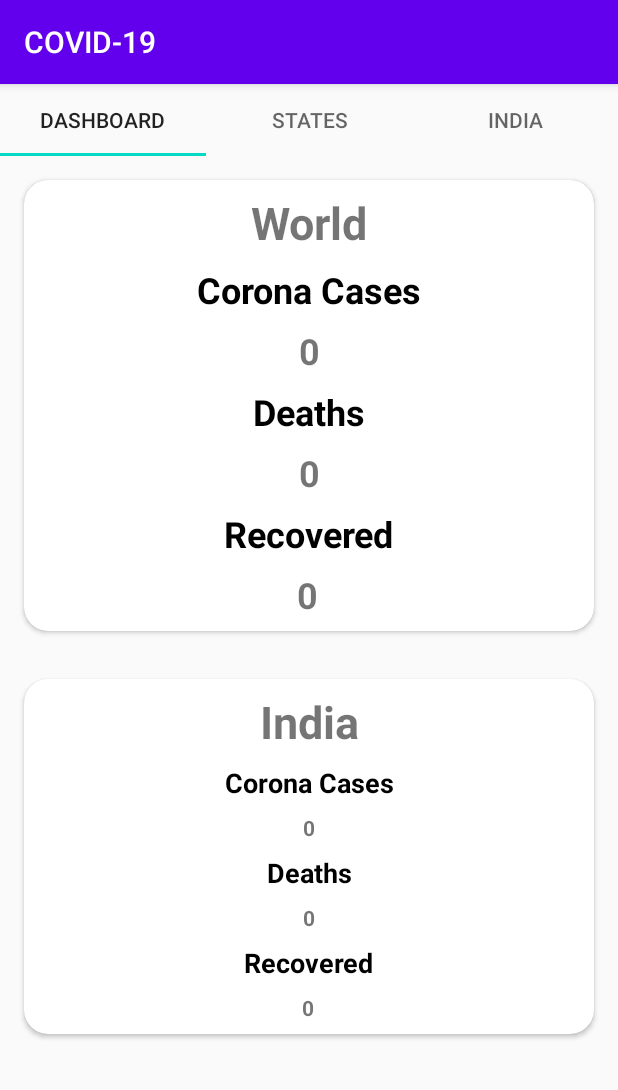
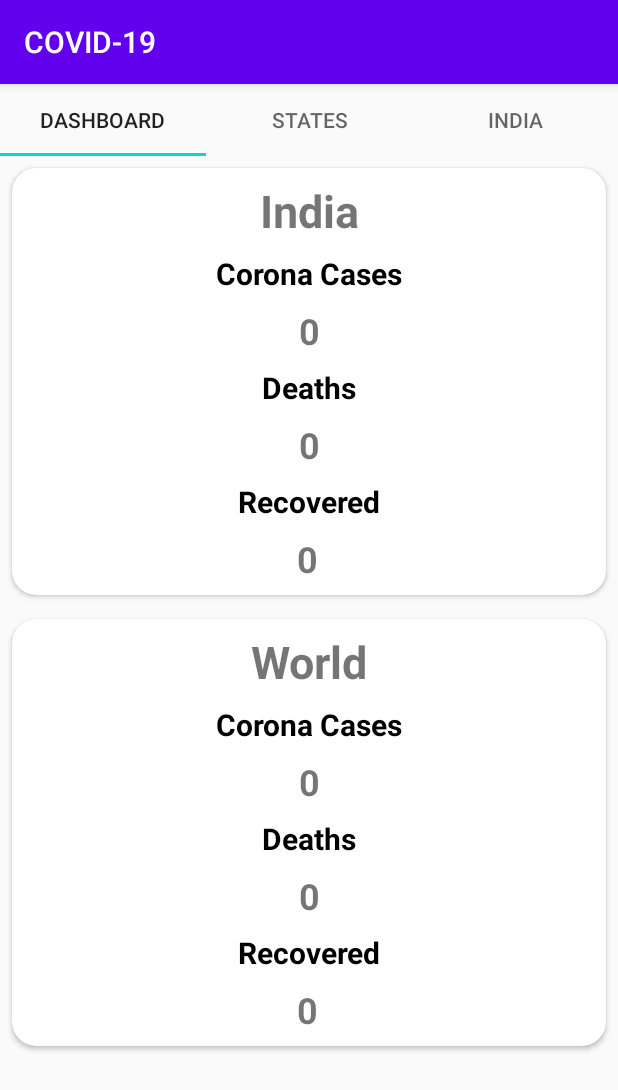
Before and after one commit to ajithr1/Corona, an Android app: the screen it shows after launch (MainActivity), on a phone screen of 412 x 824 dp. Shown: the top 1090 px of the screen. Run offline under Robolectric (Android 15) with nearby library versions, the phone set to English and light mode, and no system bars.

Commit message:
V1.3
Dashboard Implemented both India & World.

```diff
--- a/app/build.gradle
+++ b/app/build.gradle
@@ -9,7 +9,7 @@ android {
         minSdkVersion 21
         targetSdkVersion 29
         versionCode 1
-        versionName "1.2"
+        versionName "1.3"
 
         testInstrumentationRunner "androidx.test.runner.AndroidJUnitRunner"
     }
--- a/app/src/main/java/com/ajith/covid_19/ApiIndia.java
+++ b/app/src/main/java/com/ajith/covid_19/ApiIndia.java
@@ -16,8 +16,9 @@ public class ApiIndia {
 
             OkHttpClient client = new OkHttpClient.Builder()
                     .retryOnConnectionFailure(true)
-                    .addInterceptor(new HttpLoggingInterceptor().setLevel(HttpLoggingInterceptor.Level.BODY))
                     .build();
+
+            //.addInterceptor(new HttpLoggingInterceptor().setLevel(HttpLoggingInterceptor.Level.BODY))
 
             retrofit = new Retrofit.Builder()
                     .baseUrl(BASE_URL)
--- a/app/src/main/java/com/ajith/covid_19/ApiWorld.java
+++ b/app/src/main/java/com/ajith/covid_19/ApiWorld.java
@@ -29,8 +29,9 @@ class ApiWorld {
 
             OkHttpClient client = new OkHttpClient.Builder()
                     .retryOnConnectionFailure(true)
-                    .addInterceptor(new HttpLoggingInterceptor().setLevel(HttpLoggingInterceptor.Level.BODY))
                     .build();
+
+            //.addInterceptor(new HttpLoggingInterceptor().setLevel(HttpLoggingInterceptor.Level.BODY))
 
             retrofit = new Retrofit.Builder()
                     .baseUrl(BASE_URL)
--- a/app/src/main/res/layout/fragment_dash_board.xml
+++ b/app/src/main/res/layout/fragment_dash_board.xml
@@ -23,7 +23,7 @@
                 android:id="@+id/cardView1"
                 android:layout_width="match_parent"
                 android:layout_height="wrap_content"
-                android:layout_margin="16dp"
+                android:layout_margin="8dp"
                 android:layout_marginStart="16dp"
                 android:layout_marginTop="16dp"
                 android:layout_marginEnd="16dp"
@@ -41,7 +41,7 @@
                         android:layout_width="wrap_content"
                         android:layout_height="wrap_content"
                         android:layout_marginTop="8dp"
-                        android:text="World"
+                        android:text="India"
                         android:textSize="30sp"
                         android:textStyle="bold"
                         app:layout_constraintEnd_toEndOf="parent"
@@ -55,7 +55,7 @@
                         android:layout_marginTop="8dp"
                         android:text="Corona Cases"
                         android:textColor="@android:color/black"
-                        android:textSize="24sp"
+                        android:textSize="20sp"
                         android:textStyle="bold"
                         app:layout_constraintEnd_toEndOf="parent"
                         app:layout_constraintStart_toStartOf="parent"
@@ -81,7 +81,7 @@
                         android:layout_marginTop="8dp"
                         android:text="Deaths"
                         android:textColor="@android:color/black"
-                        android:textSize="24sp"
+                        android:textSize="20sp"
                         android:textStyle="bold"
                         app:layout_constraintEnd_toEndOf="parent"
                         app:layout_constraintStart_toStartOf="parent"
@@ -106,7 +106,7 @@
                         android:layout_marginTop="8dp"
                         android:text="Recovered"
                         android:textColor="@android:color/black"
-                        android:textSize="24sp"
+                        android:textSize="20sp"
                         android:textStyle="bold"
                         app:layout_constraintEnd_toEndOf="parent"
                         app:layout_constraintStart_toStartOf="parent"
@@ -133,7 +133,7 @@
             <androidx.cardview.widget.CardView
                 android:layout_width="match_parent"
                 android:layout_height="wrap_content"
-                android:layout_margin="16dp"
+                android:layout_margin="8dp"
                 android:layout_marginStart="16dp"
                 android:layout_marginEnd="16dp"
                 app:cardCornerRadius="16dp"
@@ -150,7 +150,7 @@
                         android:layout_width="wrap_content"
                         android:layout_height="wrap_content"
                         android:layout_marginTop="8dp"
-                        android:text="India"
+                        android:text="World"
                         android:textSize="30sp"
                         android:textStyle="bold"
                         app:layout_constraintEnd_toEndOf="parent"
@@ -164,7 +164,7 @@
                         android:layout_marginTop="8dp"
                         android:text="Corona Cases"
                         android:textColor="@android:color/black"
-                        android:textSize="18sp"
+                        android:textSize="20sp"
                         android:textStyle="bold"
                         app:layout_constraintEnd_toEndOf="parent"
                         app:layout_constraintStart_toStartOf="parent"
@@ -177,6 +177,7 @@
                         android:layout_marginTop="8dp"
                         android:inputType="number"
                         android:text="0"
+                        android:textSize="24sp"
                         android:textStyle="bold"
                         app:layout_constraintEnd_toEndOf="parent"
                         app:layout_constraintStart_toStartOf="parent"
@@ -189,7 +190,7 @@
                         android:layout_marginTop="8dp"
                         android:text="Deaths"
                         android:textColor="@android:color/black"
-                        android:textSize="18sp"
+                        android:textSize="20sp"
                         android:textStyle="bold"
                         app:layout_constraintEnd_toEndOf="parent"
                         app:layout_constraintStart_toStartOf="parent"
@@ -201,6 +202,7 @@
                         android:layout_height="wrap_content"
                         android:layout_marginTop="8dp"
                         android:text="0"
+                        android:textSize="24sp"
                         android:textStyle="bold"
                         app:layout_constraintEnd_toEndOf="parent"
                         app:layout_constraintStart_toStartOf="parent"
@@ -213,7 +215,7 @@
                         android:layout_marginTop="8dp"
                         android:text="Recovered"
                         android:textColor="@android:color/black"
-                        android:textSize="18sp"
+                        android:textSize="20sp"
                         android:textStyle="bold"
                         app:layout_constraintEnd_toEndOf="parent"
                         app:layout_constraintStart_toStartOf="parent"
@@ -226,6 +228,7 @@
                         android:layout_marginTop="8dp"
                         android:layout_marginBottom="8dp"
                         android:text="0"
+                        android:textSize="24sp"
                         android:textStyle="bold"
                         app:layout_constraintBottom_toBottomOf="parent"
                         app:layout_constraintEnd_toEndOf="parent"
```
Also changed, not shown: app/src/main/java/com/ajith/covid_19/DashBoard.java (+11 -6 lines).
